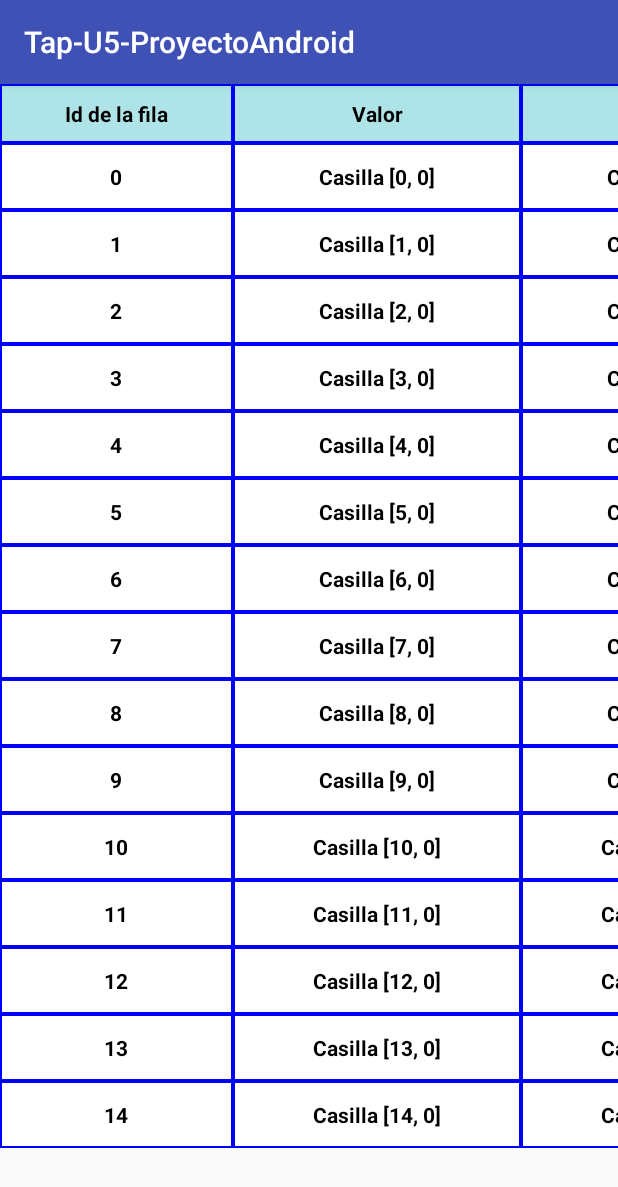
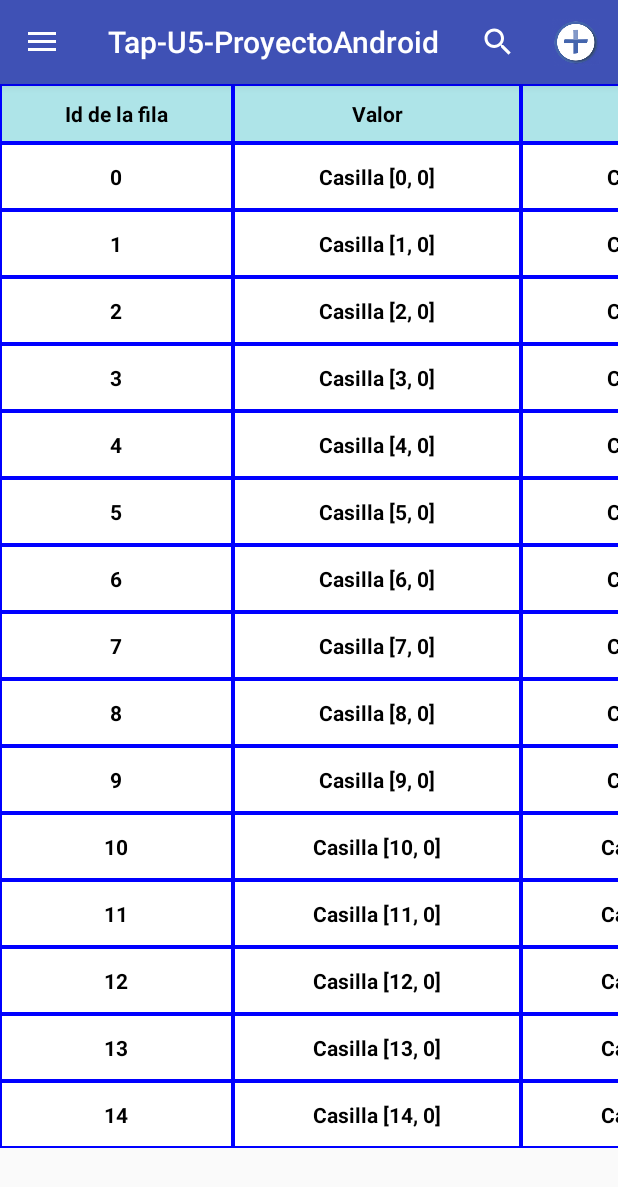
Before and after one commit to ManuelChan96/Tap-U5-AndroidProject, an Android app: the screen it shows after launch (MainActivity), on a phone screen of 412 x 824 dp. Shown: the top 1187 px of the screen. Run offline under Robolectric (Android 15) with nearby library versions, the phone set to English and light mode, and no system bars; 3 statements that could not run were skipped.

```diff
--- a/app/src/main/java/com/example/josediego/tap_u5_proyectoandroid/MainActivity.java
+++ b/app/src/main/java/com/example/josediego/tap_u5_proyectoandroid/MainActivity.java
@@ -1,14 +1,29 @@
 package com.example.josediego.tap_u5_proyectoandroid;
 
 
+import android.support.v4.app.ActivityCompat;
+import android.support.v4.view.MenuItemCompat;
+import android.support.v7.app.ActionBarDrawerToggle;
 import android.support.v7.app.AppCompatActivity;
 import android.os.Bundle;
+import android.support.v7.widget.SearchView;
 import android.view.Menu;
+import android.view.MenuItem;
 import android.widget.TableLayout;
+
+import android.support.v4.widget.DrawerLayout;
+import android.view.View;
+import android.widget.ArrayAdapter;
+import android.widget.ListView;
 
 import java.util.ArrayList;
 
 public class MainActivity extends AppCompatActivity {
+
+    private String[] items;
+    private DrawerLayout mDrawerLayout;
+    private ListView mDrawerList;
+    private ActionBarDrawerToggle drawerToggle;
 
     @Override
     protected void onCreate(Bundle savedInstanceState) {
@@ -27,10 +42,73 @@ public class MainActivity extends AppCompatActivity {
             tabla.agregarFilaTabla(elementos);
         }
 
+        items = getResources().getStringArray(R.array.items_array);
+        mDrawerLayout = (DrawerLayout) findViewById(R.id.drawer_layout);
+        mDrawerList = (ListView) findViewById(R.id.left_drawer);
+        View header= getLayoutInflater().inflate(R.layout.header, null);
+        mDrawerList.addHeaderView(header);
+
+        drawerToggle = new ActionBarDrawerToggle(this,
+                mDrawerLayout, R.string.abierto, R.string.cerrado) {
+            @Override
+            public void onDrawerClosed(View draweView){
+                super.onDrawerClosed(draweView);
+                ActivityCompat.invalidateOptionsMenu(MainActivity.this);
+            }
+
+            @Override
+            public void onDrawerOpened(View draweView){
+                super.onDrawerOpened(draweView);
+                ActivityCompat.invalidateOptionsMenu(MainActivity.this);
+
+            }
+
+        };
+
+        mDrawerLayout.setDrawerListener(drawerToggle);
+        getSupportActionBar().setDisplayHomeAsUpEnabled(true);
+        getSupportActionBar().setHomeButtonEnabled(true);
+
+        // Set the adapter for the list view
+        mDrawerList.setAdapter(new ArrayAdapter<String>(this,
+                R.layout.drawer_list_item, items));
+        // Set the list's click listener
+        //mDrawerList.setOnItemClickListener(new DrawerItemClickListener());
+
     }
-    /*@Override
+
+    public boolean onOptionsItemSelected(MenuItem item) {
+        // Handle action bar item clicks here. The action bar will
+        // automatically handle clicks on the Home/Up button, so long
+        // as you specify a parent activity in AndroidManifest.xml.
+
+        if (drawerToggle.onOptionsItemSelected(item)) {
+            return true;
+        }
+
+        int id = item.getItemId();
+
+        /*//noinspection SimplifiableIfStatement
+        if (id == R.id.action_settings) {
+            return true;
+        }*/
+
+        return super.onOptionsItemSelected(item);
+    }
+
+    @Override
     public boolean onCreateOptionsMenu(Menu menu){
         getMenuInflater().inflate(R.menu.main, menu);
+        final MenuItem searchItem= menu.findItem(R.id.menu_buscar);
+        final SearchView searchView= (SearchView) MenuItemCompat.getActionView(searchItem);
         return true;
-    }*/
+
+    }
+
+    @Override
+    protected void onPostCreate(Bundle savedInstanceState) {
+        super.onPostCreate(savedInstanceState);
+        drawerToggle.syncState();
+    }
+
 }
--- a/app/src/main/res/layout/activity_main.xml
+++ b/app/src/main/res/layout/activity_main.xml
@@ -9,7 +9,7 @@
     <FrameLayout
         android:id="@+id/content_frame"
         android:layout_width="match_parent"
-            android:layout_height="match_parent">
+        android:layout_height="match_parent"/>
     <ScrollView
         android:id="@+id/scrollvertical"
         android:layout_width="wrap_content"
@@ -37,7 +37,7 @@
 
         </HorizontalScrollView>
     </ScrollView>
-            </FrameLayout>
+    />
     <!-- The navigation drawer -->
     <ListView android:id="@+id/left_drawer"
         android:layout_width="240dp"
--- a/app/src/main/res/menu/main.xml
+++ b/app/src/main/res/menu/main.xml
@@ -2,10 +2,11 @@
 <menu xmlns:android="http://schemas.android.com/apk/res/android"
     xmlns:app="http://schemas.android.com/apk/res-auto">
         <item
-            android:id="@+id/search_id"
+            android:id="@+id/menu_buscar"
             android:title="search"
             android:icon="@drawable/lupa"
             app:showAsAction="ifRoom"
+            app:actionViewClass="android.support.v7.widget.SearchView"
             />
         <item
             android:id="@+id/settings_id"
--- a/app/src/main/res/values/strings.xml
+++ b/app/src/main/res/values/strings.xml
@@ -1,5 +1,7 @@
 <resources>
     <string name="app_name">Tap-U5-ProyectoAndroid</string>
+    <string name="abierto">Abierto</string>
+    <string name="cerrado">Cerrado</string>
     <!--Array con los valores de la cabecera de la tabla-->
     <string-array name="cabecera_tabla">
         <item>Id de la fila</item>
```
Also changed, not shown: app/src/main/res/values/items.xml (added, +12 -0 lines). Lines whose indentation alone changed are shown as unchanged.
